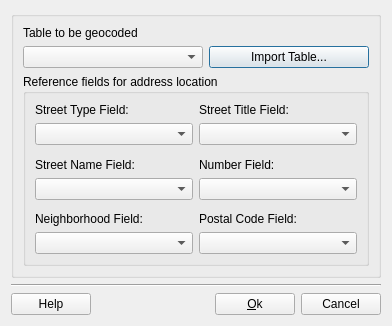
Before: the Qt Designer form src/terralib/addressgeocoding/qt/ui/ConfigInputAddressDialogForm.ui in claudiobogossian/terralib5, drawn with Qt 5.
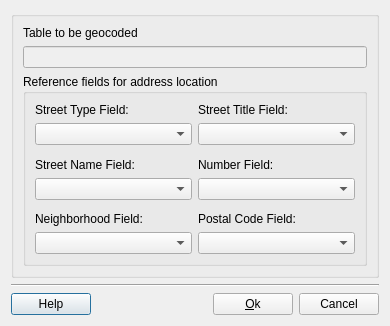
After: the same form once the commit is applied. Custom widgets are drawn as their Qt base class.

```diff
--- a/src/terralib/addressgeocoding/qt/ui/ConfigInputAddressDialogForm.ui
+++ b/src/terralib/addressgeocoding/qt/ui/ConfigInputAddressDialogForm.ui
@@ -34,25 +34,9 @@
           <item row="1" column="0">
            <layout class="QGridLayout" name="gridLayout_8">
             <item row="0" column="0">
-             <widget class="QComboBox" name="m_inputAddressComboBox">
-              <property name="minimumSize">
-               <size>
-                <width>180</width>
-                <height>0</height>
-               </size>
-              </property>
-             </widget>
-            </item>
-            <item row="0" column="1">
-             <widget class="QPushButton" name="m_importTablePushButton">
-              <property name="minimumSize">
-               <size>
-                <width>160</width>
-                <height>0</height>
-               </size>
-              </property>
-              <property name="text">
-               <string>Import Table...</string>
+             <widget class="QLineEdit" name="m_inputAddressLineEdit">
+              <property name="enabled">
+               <bool>false</bool>
               </property>
              </widget>
             </item>
```
